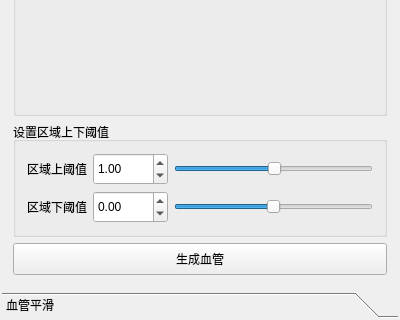
Old version of the form Plugins/Mipf_Plugin_VesselSegmentation/VesselSegmentationController.ui in the repository linson7017/MIPF; both pictures show x 0 to 400 and y 279 to 599 of the 400 by 599 pixel window.
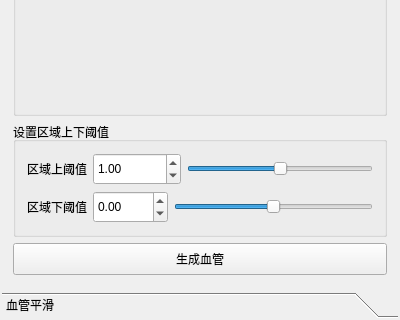
New version of the form. Icons and pictures are not drawn. Custom widgets are drawn as their Qt base class.

Diff of the .ui file:
```diff
--- a/Plugins/Mipf_Plugin_VesselSegmentation/VesselSegmentationController.ui
+++ b/Plugins/Mipf_Plugin_VesselSegmentation/VesselSegmentationController.ui
@@ -49,7 +49,7 @@
         <x>0</x>
         <y>0</y>
         <width>396</width>
-        <height>535</height>
+        <height>533</height>
        </rect>
       </property>
       <attribute name="icon">
@@ -183,10 +183,10 @@
                </size>
               </property>
               <property name="minimum">
-               <double>-1000.000000000000000</double>
+               <double>-9999999.000000000000000</double>
               </property>
               <property name="maximum">
-               <double>1000.000000000000000</double>
+               <double>9999999.000000000000000</double>
               </property>
               <property name="value">
                <double>1.000000000000000</double>
```
Left out of the diff: 4 changed lines with no effect on the pictures.
